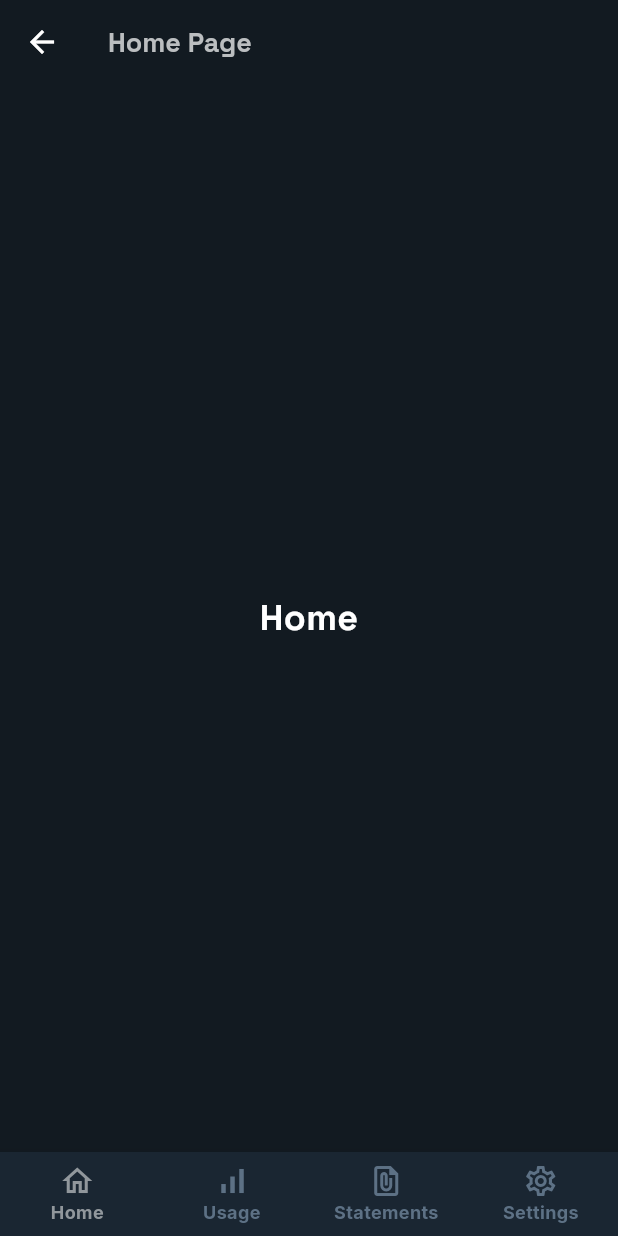
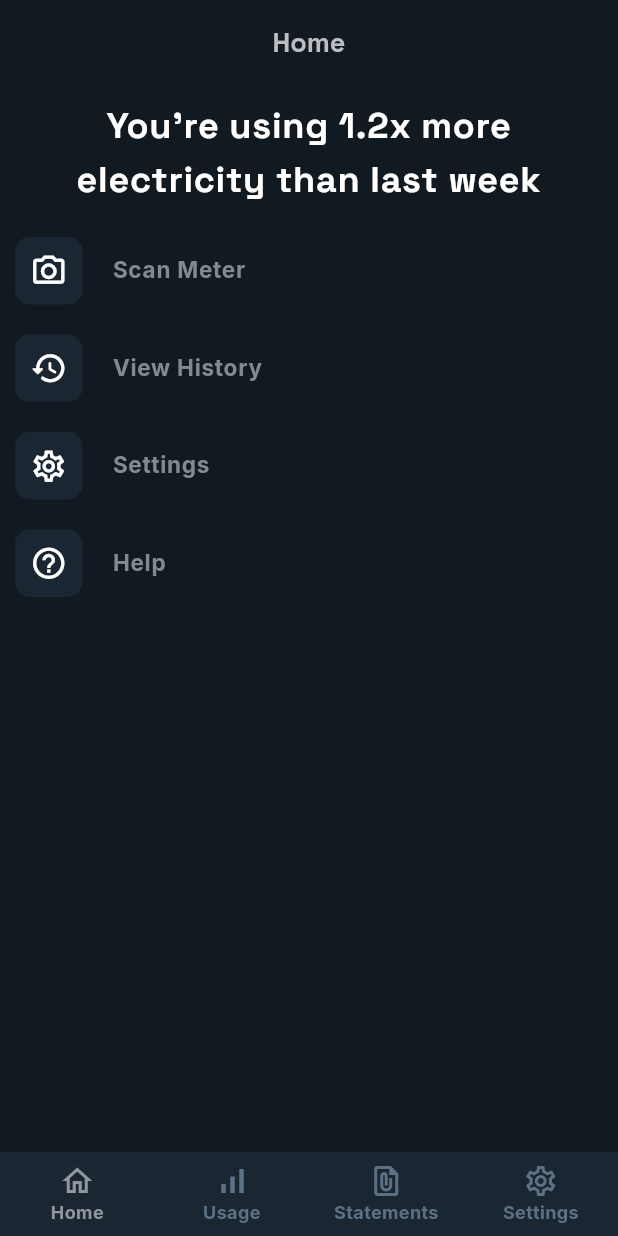
Before and after one commit to Sheroz-Akram/Volt-Vision, a Flutter app: the HomePage screen opened directly, on a phone screen of 412 x 824 dp. Run offline on Flutter 3.47's test engine with Material 3 defaults, Android fonts, the phone set to English and light mode, and no system bars; our stand-ins replace google_fonts.

Commit message:
Settings and Home Pages

```diff
--- /dev/null
+++ b/app/lib/components/iconRow.dart
@@ -0,0 +1,44 @@
+import 'package:flutter/material.dart';
+
+class IconRow extends StatelessWidget {
+  const IconRow(
+      {super.key,
+      required this.icon,
+      required this.title,
+      required this.onClick});
+  final IconData icon;
+  final String title;
+  final Function onClick;
+  @override
+  Widget build(BuildContext context) {
+    return Container(
+      margin: const EdgeInsets.only(top: 10.0, bottom: 10.0),
+      child: InkWell(
+        splashFactory: NoSplash.splashFactory,
+        highlightColor: const Color(0xFF1A2632),
+        onTap: () {
+          onClick();
+        },
+        child: Row(
+          children: [
+            Container(
+              decoration: const BoxDecoration(
+                  color: Color(0xFF1A2632),
+                  borderRadius: BorderRadius.all(Radius.circular(10.0))),
+              padding: const EdgeInsets.all(10.0),
+              child: Icon(
+                icon,
+                color: Colors.white,
+                size: 25,
+              ),
+            ),
+            const SizedBox(
+              width: 20,
+            ),
+            Text(title, style: Theme.of(context).textTheme.labelSmall)
+          ],
+        ),
+      ),
+    );
+  }
+}
--- a/app/lib/components/input.dart
+++ b/app/lib/components/input.dart
@@ -1,5 +1,4 @@
 import 'package:flutter/material.dart';
-import 'package:flutter/widgets.dart';
 
 class TextInput extends StatelessWidget {
   const TextInput(
--- a/app/lib/main.dart
+++ b/app/lib/main.dart
@@ -64,6 +64,10 @@ class MyApp extends StatelessWidget {
                 fontWeight: FontWeight.bold),
             bodySmall: GoogleFonts.spaceGrotesk(
                 color: const Color(0xFFFFFFFF), fontSize: 15),
+            labelSmall: GoogleFonts.inter(
+                color: const Color(0xFF83898D),
+                fontSize: 15,
+                fontWeight: FontWeight.bold),
             labelMedium: GoogleFonts.spaceGrotesk(
                 color: const Color(0xFF94ADC7), fontSize: 15)),
         useMaterial3: true,
--- /dev/null
+++ b/app/lib/pages/dashboard/dashboard.dart
@@ -0,0 +1,45 @@
+import 'package:app/components/iconRow.dart';
+import 'package:flutter/material.dart';
+
+class DashBoardPage extends StatefulWidget {
+  const DashBoardPage({super.key});
+  @override
+  State<StatefulWidget> createState() {
+    return _DashBoardPage();
+  }
+}
+
+class _DashBoardPage extends State<DashBoardPage> {
+  @override
+  Widget build(BuildContext context) {
+    return Container(
+      margin: const EdgeInsets.only(left: 10.0, right: 10.0),
+      width: MediaQuery.of(context).size.width,
+      child: Column(
+        children: [
+          Padding(
+            padding: const EdgeInsets.all(10.0),
+            child: Text(
+              "You're using 1.2x more electricity than last week",
+              style: Theme.of(context).textTheme.bodyLarge,
+              textAlign: TextAlign.center,
+            ),
+          ),
+          IconRow(
+            icon: Icons.camera_alt_outlined,
+            title: "Scan Meter",
+            onClick: () {},
+          ),
+          IconRow(
+              icon: Icons.history_rounded,
+              title: "View History",
+              onClick: () {}),
+          IconRow(
+              icon: Icons.settings_outlined, title: "Settings", onClick: () {}),
+          IconRow(
+              icon: Icons.help_outline_outlined, title: "Help", onClick: () {}),
+        ],
+      ),
+    );
+  }
+}
--- a/app/lib/pages/dashboard/home.dart
+++ b/app/lib/pages/dashboard/home.dart
@@ -1,3 +1,5 @@
+import 'package:app/pages/dashboard/dashboard.dart';
+import 'package:app/pages/settings/settings.dart';
 import 'package:flutter/material.dart';
 
 class HomePage extends StatefulWidget {
@@ -11,11 +13,14 @@ class _HomePageState extends State<HomePage> {
   int _selectedIndex = 0;
 
   // Define the pages for each tab
-  static const List<Widget> _pages = <Widget>[
-    Center(child: Text("Home", style: TextStyle(fontSize: 24))),
-    Center(child: Text("Usage", style: TextStyle(fontSize: 24))),
-    Center(child: Text("Statements", style: TextStyle(fontSize: 24))),
-    Center(child: Text("Settings", style: TextStyle(fontSize: 24))),
+  static const _pages = [
+    {"title": "Home", "page": DashBoardPage()},
+    {"title": "Usage", "page": Text("Usage", style: TextStyle(fontSize: 24))},
+    {
+      "title": "Billing Statements",
+      "page": Text("Statement", style: TextStyle(fontSize: 24))
+    },
+    {"title": "Settings", "page": SettingsPage()}
   ];
 
   void _onItemTapped(int index) {
@@ -28,9 +33,12 @@ class _HomePageState extends State<HomePage> {
   Widget build(BuildContext context) {
     return Scaffold(
         appBar: AppBar(
-          title: const Text("Home Page"),
+          automaticallyImplyLeading: false,
+          centerTitle: true,
+          title: Text(_pages[_selectedIndex]['title'] as String),
         ),
-        body: _pages[_selectedIndex],
+        body: SingleChildScrollView(
+            child: _pages[_selectedIndex]['page'] as Widget),
         bottomNavigationBar: Theme(
           data: Theme.of(context).copyWith(
               highlightColor: Colors.transparent,
```
Also changed, not shown: app/lib/components/actionRow.dart (added, +34 -0 lines), app/lib/pages/settings/settings.dart (added, +50 -0 lines).
